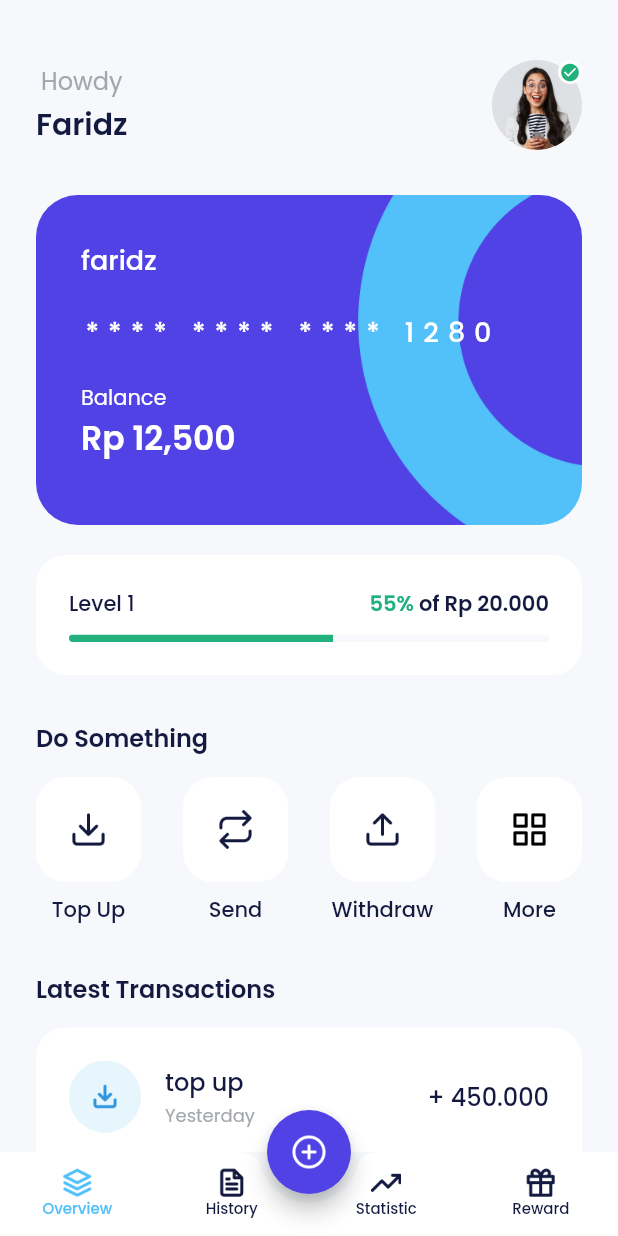
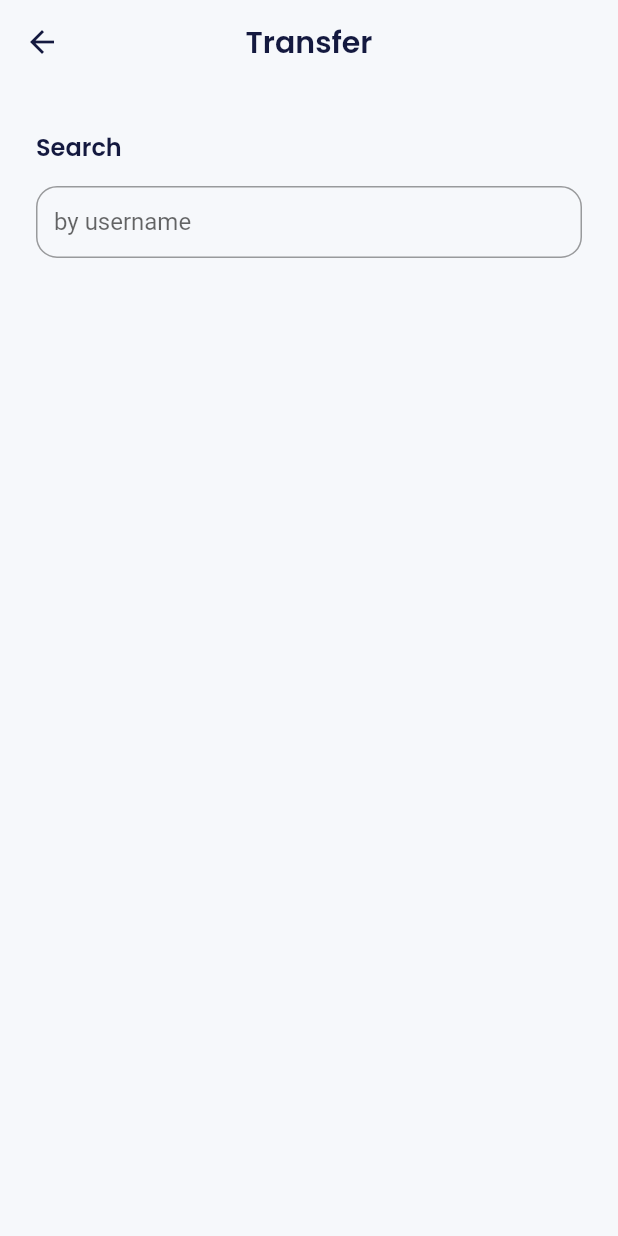
Before and after one commit to Chands18/bank_purse2, a Flutter app: the HomePage screen opened by its route, after a tap on "Send", on a phone screen of 412 x 824 dp. Run offline on Flutter 3.47's test engine with Material 2 defaults, Android fonts, the phone set to English and light mode, and no system bars; our stand-ins replace carousel_slider, google_fonts.

Commit message:
search field transfer page

```diff
--- a/lib/main.dart
+++ b/lib/main.dart
@@ -14,6 +14,7 @@
 import 'package:bank_purse2/ui/pages/topup_amount_page.dart';
 import 'package:bank_purse2/ui/pages/topup_page.dart';
 import 'package:bank_purse2/ui/pages/topup_success.dart';
+import 'package:bank_purse2/ui/pages/transfer_page.dart';
 import 'package:flutter/material.dart';
 
 import 'ui/pages/sign_up_success_page.dart';
@@ -59,6 +60,7 @@
         '/topup': (context) => const TopUpPage(),
         '/topup-amount': (context) => const TopUpAmountPage(),
         '/topup-success': (context) => const TopUpSuccessPage(),
+        '/transfer': (context) => const TransferPage(),
       },
     );
   }
--- a/lib/ui/pages/home_page.dart
+++ b/lib/ui/pages/home_page.dart
@@ -303,6 +303,7 @@
                 iconUrl: 'assets/ic_send.png',
                 title: 'Send',
                 onTap: () {
+                  Navigator.pushNamed(context, '/transfer');
                   // Navigator.pushNamed(context, '/transfer');
                 },
               ),
--- /dev/null
+++ b/lib/ui/pages/transfer_page.dart
@@ -0,0 +1,75 @@
+import 'package:bank_purse2/shared/theme.dart';
+import 'package:bank_purse2/ui/widgets/forms.dart';
+import 'package:flutter/material.dart';
+
+class TransferPage extends StatelessWidget {
+  const TransferPage({super.key});
+
+  @override
+  Widget build(BuildContext context) {
+    return Scaffold(
+      appBar: AppBar(
+        title: const Text(
+          'Transfer',
+        ),
+      ),
+      body: ListView(
+        padding: const EdgeInsets.symmetric(
+          horizontal: 24,
+        ),
+        children: [
+          const SizedBox(
+            height: 30,
+          ),
+          Text(
+            'Search',
+            style: blackTextStyle.copyWith(
+              fontSize: 16,
+              fontWeight: semiBold,
+            ),
+          ),
+          const SizedBox(
+            height: 14,
+          ),
+          CustomFormField(
+            title: 'by username',
+            isShowTitle: false,
+            // controller: usernameController,
+            // onFieldSubmitted: (value) {
+            //   if (value.isNotEmpty) {
+            //     userBloc.add(UserGetByUsername(usernameController.text));
+            //   } else {
+            //     userBloc.add(UserGetRecent());
+            //   }
+            //   setState(() {});
+            // },
+          ),
+          // buildRecentUsers(),
+          // usernameController.text.isEmpty ? buildRecentUsers() : buildResult(),
+          const SizedBox(
+            height: 80,
+          ),
+          // if (selectedUser != null)
+          //   CustomFilledButton(
+          //     title: 'Continue',
+          //     onPressed: () {
+          //       Navigator.push(
+          //         context,
+          //         MaterialPageRoute(
+          //           builder: (context) => TransferAmountPage(
+          //             data: TransferFormModel(
+          //               sendTo: selectedUser?.username,
+          //             ),
+          //           ),
+          //         ),
+          //       );
+          //     },
+          //   ),
+          const SizedBox(
+            height: 50,
+          ),
+        ],
+      ),
+    );
+  }
+}
--- a/lib/ui/widgets/forms.dart
+++ b/lib/ui/widgets/forms.dart
@@ -5,12 +5,14 @@
   final String title;
   final bool obscureText;
   final TextEditingController? controller;
+  final bool isShowTitle;
 
   const CustomFormField({
     Key? key,
     required this.title,
     this.obscureText = false,
     this.controller,
+    this.isShowTitle = true,
   }) : super(key: key);
 
   @override
@@ -18,12 +20,14 @@
     return Column(
       crossAxisAlignment: CrossAxisAlignment.start,
       children: [
+        if (isShowTitle)
           Text(
             title,
             style: blackTextStyle.copyWith(
               fontWeight: medium,
             ),
           ),
+        if (isShowTitle)
           const SizedBox(
             height: 8,
           ),
@@ -31,6 +35,7 @@
           obscureText: obscureText,
           controller: controller,
           decoration: InputDecoration(
+            hintText: !isShowTitle ? title : null,
             border: OutlineInputBorder(
               borderRadius: BorderRadius.circular(14),
             ),
```
Lines whose indentation alone changed are shown as unchanged.
